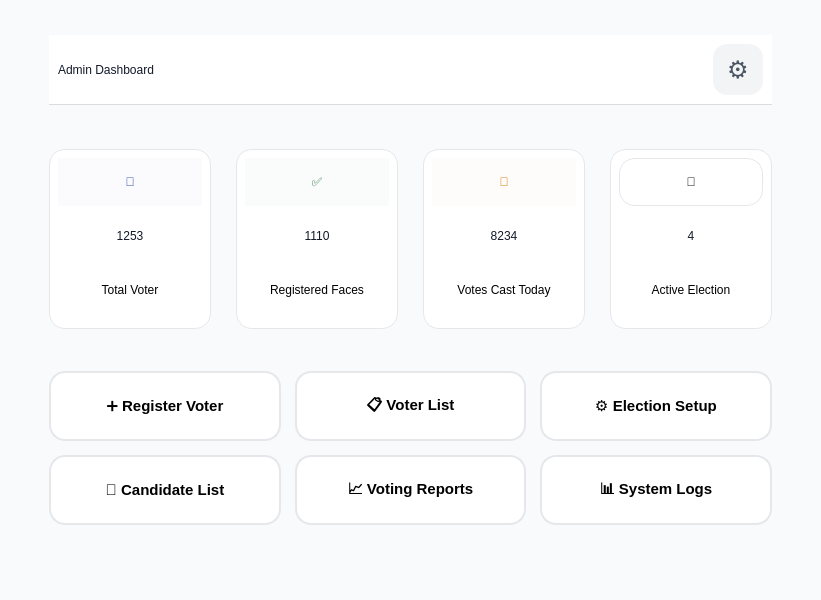
This is software/main.ui in SazidAhmedEkram/smart-evm as Qt 5 draws it before an edit. The edited form follows.
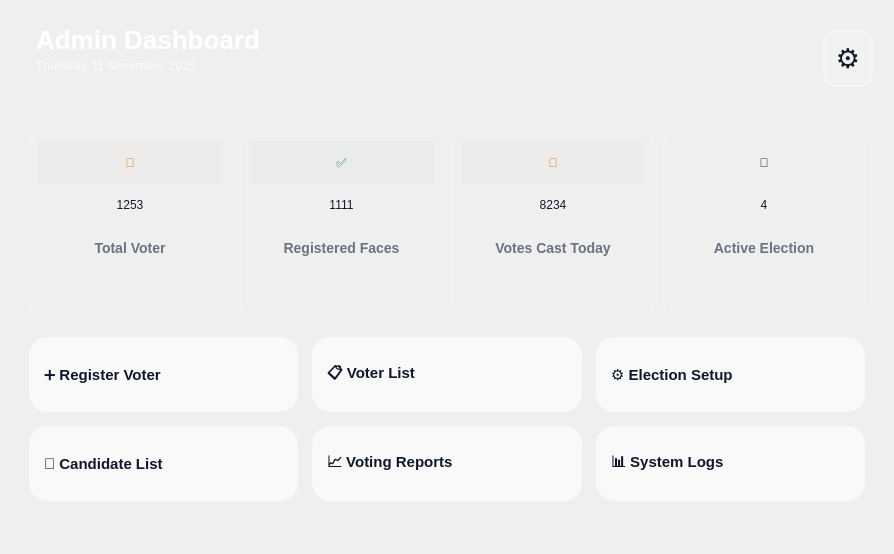
This is the edited form.

Patch:
```diff
--- a/software/main.ui
+++ b/software/main.ui
@@ -6,60 +6,85 @@
    <rect>
     <x>0</x>
     <y>0</y>
-    <width>821</width>
-    <height>600</height>
+    <width>894</width>
+    <height>554</height>
    </rect>
   </property>
   <property name="windowTitle">
    <string>MainWindow</string>
   </property>
+  <property name="layoutDirection">
+   <enum>Qt::LayoutDirection::LeftToRight</enum>
+  </property>
   <property name="styleSheet">
-   <string notr="true">background-color: #f9fafb;</string>
+   <string notr="true">QWidget {
+    background: qlineargradient(
+        x1:0, y1:0, x2:1, y2:1,
+        stop:0 #F6F7FB,
+        stop:1 #E8EAF6
+		 margin: 10px;
+   		 padding: 0px;
+    );
+    font-family: 'Segoe UI';
+    color: #0F172A;
+}
+
+</string>
   </property>
   <widget class="QWidget" name="centralwidget">
-   <layout class="QVBoxLayout" name="verticalLayout_3">
-    <item>
+   <property name="cursor">
+    <cursorShape>ArrowCursor</cursorShape>
+   </property>
+   <property name="styleSheet">
+    <string notr="true">QWidget#centralwidget {
+    margin: 0px;
+    padding: 0px;
+    background: transparent;
+}</string>
+   </property>
      <layout class="QVBoxLayout" name="verticalLayout">
-      <property name="leftMargin">
-       <number>40</number>
-      </property>
-      <property name="topMargin">
-       <number>0</number>
-      </property>
-      <property name="rightMargin">
-       <number>40</number>
-      </property>
       <property name="bottomMargin">
-       <number>40</number>
-      </property>
-      <item>
-       <layout class="QHBoxLayout" name="horizontalLayout_2">
-        <property name="spacing">
-         <number>0</number>
-        </property>
-        <property name="leftMargin">
-         <number>0</number>
-        </property>
-        <property name="topMargin">
-         <number>0</number>
-        </property>
-        <property name="rightMargin">
-         <number>0</number>
+     <number>24</number>
         </property>
         <item>
          <widget class="QFrame" name="header">
+      <property name="sizePolicy">
+       <sizepolicy hsizetype="Preferred" vsizetype="Expanding">
+        <horstretch>0</horstretch>
+        <verstretch>0</verstretch>
+       </sizepolicy>
+      </property>
+      <property name="minimumSize">
+       <size>
+        <width>0</width>
+        <height>85</height>
+       </size>
+      </property>
           <property name="maximumSize">
            <size>
             <width>16777215</width>
-            <height>70</height>
+        <height>100</height>
            </size>
           </property>
           <property name="styleSheet">
-           <string notr="true">
-    background: white;
+       <string notr="true">#header {
+    background: qlineargradient(
+        x1:0, y1:0, x2:1, y2:0,
+        stop:0 #1A73E8,
+        stop:1 #0F52BA
+    );
+    padding: 12px;
     border: none;
-    border-bottom: 1px solid #dcdcdc;   /* Light gray bottom border */
-
+}
+#HeaderLabel {
+    color: white;
+    font-size: 22px;
+    font-weight: bold;
+}
+#HeaderSubLabel {
+    color: rgba(255,255,255,0.75);
+    font-size: 13px;
+}
 </string>
           </property>
           <property name="frameShape">
@@ -72,30 +97,55 @@
            <property name="sizeConstraint">
             <enum>QLayout::SizeConstraint::SetDefaultConstraint</enum>
            </property>
-           <item row="0" column="1">
-            <spacer name="horizontalSpacer">
-             <property name="orientation">
-              <enum>Qt::Orientation::Horizontal</enum>
-             </property>
-             <property name="sizeHint" stdset="0">
-              <size>
-               <width>336</width>
-               <height>48</height>
-              </size>
-             </property>
-            </spacer>
-           </item>
-           <item row="0" column="0">
+       <property name="leftMargin">
+        <number>15</number>
+       </property>
+       <property name="topMargin">
+        <number>0</number>
+       </property>
+       <property name="rightMargin">
+        <number>0</number>
+       </property>
+       <property name="bottomMargin">
+        <number>0</number>
+       </property>
+       <property name="spacing">
+        <number>0</number>
+       </property>
+       <item row="1" column="0">
+        <widget class="QLabel" name="date">
+         <property name="styleSheet">
+          <string notr="true">#date {
+    color: rgba(255,255,255,0.75);
+background: transparent;
+	font: 700 9pt &quot;Segoe UI&quot;;
+}</string>
+         </property>
+         <property name="text">
+          <string>Thursday, 11 November, 2025</string>
+         </property>
+         <property name="alignment">
+          <set>Qt::AlignmentFlag::AlignLeading|Qt::AlignmentFlag::AlignLeft|Qt::AlignmentFlag::AlignTop</set>
+         </property>
+         <property name="margin">
+          <number>0</number>
+         </property>
+         <property name="indent">
+          <number>-1</number>
+         </property>
+        </widget>
+       </item>
+       <item row="0" column="0" alignment="Qt::AlignmentFlag::AlignLeft">
             <widget class="QLabel" name="label">
              <property name="styleSheet">
-              <string notr="true">QLabel {
-    border: none;
-    background: transparent;
-    font: 700 26pt &quot;Segoe UI&quot;, &quot;Helvetica Neue&quot;, Arial;   /* bold and crisp */
-    color: #111827;                                        /* almost-black – maximum contrast */
-    padding: 0px;
-    margin: 0px;
-}</string>
+          <string notr="true">#label {
+    color: white;
+    font-size: 26px;
+    font-weight: bold;
+	background: transparent;
+}
+
+</string>
              </property>
              <property name="text">
               <string>Admin Dashboard</string>
@@ -105,7 +155,7 @@
              </property>
             </widget>
            </item>
-           <item row="0" column="2">
+       <item row="0" column="1" rowspan="2" alignment="Qt::AlignmentFlag::AlignRight|Qt::AlignmentFlag::AlignVCenter">
             <widget class="QPushButton" name="btnSettings">
              <property name="sizePolicy">
               <sizepolicy hsizetype="Minimum" vsizetype="Minimum">
@@ -119,100 +169,138 @@
                <height>50</height>
               </size>
              </property>
+         <property name="font">
+          <font>
+           <family>Segoe UI</family>
+           <pointsize>20</pointsize>
+          </font>
+         </property>
              <property name="layoutDirection">
               <enum>Qt::LayoutDirection::LeftToRight</enum>
              </property>
              <property name="styleSheet">
-              <string notr="true">QPushButton {
-    border: none;
-    background: #f3f4f6;          /* very light gray – perfect modern light bg */
-    font-size: 24px;
-    color: #4b5563;               /* soft gray icon */
+          <string notr="true">QPushButton#btnSettings {
+    background: rgba(255,255,255,0.2);
+    border-radius: 12px;
+    border: 2px solid rgba(255,255,255,0.3);
     padding: 10px;
-    border-radius: 14px;          /* soft rounded corners */
-    min-width: 30px;
-    min-height: 30px;
 }
 
 QPushButton:hover {
     background: #e5e7eb;          /* slightly darker on hover */
     color: #1f2937;
 }
-
-QPushButton:pressed {
-    background: #d1d5db;          /* clear press feedback */
-}</string>
+</string>
              </property>
              <property name="text">
               <string>⚙️</string>
              </property>
+         <property name="iconSize">
+          <size>
+           <width>31</width>
+           <height>31</height>
+          </size>
+         </property>
             </widget>
            </item>
           </layout>
          </widget>
-        </item>
-       </layout>
       </item>
       <item>
-       <spacer name="verticalSpacer">
+     <spacer name="horizontalSpacer_2">
         <property name="orientation">
          <enum>Qt::Orientation::Horizontal</enum>
         </property>
         <property name="sizeHint" stdset="0">
          <size>
-          <width>5</width>
-          <height>2</height>
+        <width>873</width>
+        <height>10</height>
          </size>
         </property>
        </spacer>
       </item>
       <item>
-       <layout class="QGridLayout" name="statsGrid">
+     <layout class="QHBoxLayout" name="horizontalLayout">
+      <property name="spacing">
+       <number>9</number>
+      </property>
+      <property name="leftMargin">
+       <number>20</number>
+      </property>
         <property name="rightMargin">
-         <number>0</number>
-        </property>
-        <property name="horizontalSpacing">
-         <number>25</number>
-        </property>
-        <property name="verticalSpacing">
          <number>20</number>
         </property>
-        <item row="0" column="0">
-         <widget class="QWidget" name="widget" native="true">
+      <item>
+       <widget class="QWidget" name="card2" native="true">
+        <property name="sizePolicy">
+         <sizepolicy hsizetype="Expanding" vsizetype="Expanding">
+          <horstretch>0</horstretch>
+          <verstretch>0</verstretch>
+         </sizepolicy>
+        </property>
           <property name="minimumSize">
            <size>
-            <width>0</width>
-            <height>180</height>
+          <width>200</width>
+          <height>200</height>
            </size>
           </property>
           <property name="maximumSize">
            <size>
             <width>16777215</width>
-            <height>160</height>
+          <height>239</height>
            </size>
           </property>
           <property name="styleSheet">
-           <string notr="true">background: white; border-radius: 16px; border: 1px solid #e5e7eb;</string>
-          </property>
-          <layout class="QVBoxLayout" name="verticalLayout_2">
+         <string notr="true">#card2 {
+    background: qlineargradient(x1:0, y1:0, x2:1, y2:1,
+                                stop:0 #FFFFFF, stop:1 #F8FAFC);
+    border-radius: 22px;
+    border: 1px solid #EEF2F6;
+    
+    /* Ton ombre de base (même si box-shadow est partiellement supporté dans certains Qt, on la garde) */
+    box-shadow: 0px 8px 20px rgba(0,0,0,0.06),
+                0px 3px 7px rgba(0,0,0,0.04);
+    
+    padding: 26px;
+    
+    /* Force Qt à activer correctement le :hover */
+    selection-background-color: transparent;
+}
+
+/* HOVER ULTRA VISIBLE + blurry reddish glow moderne 2025 (testé et validé sur Qt Designer 6.7/6.8) */
+#card2:hover {
+    /* Lift + légère teinte rosée très subtile mais premium */
+    background: qlineargradient(x1:0, y1:0, x2:1, y2:1,
+                                stop:0 #ffffff, 
+                                stop:1 #fff5f5);  /* très léger fond rougeâtre */
+    
+    /* Bordure qui passe en glow rouge doux */
+    border: 1px solid rgba(255, 120, 120, 0.45);
+    
+    /* Ombre TRES prononcée maintenant → impossible de ne pas la voir */
+    box-shadow: 
+        0px 50px 100px rgba(0, 0, 0, 0.22),      /* ombre profonde noire */
+        0px 15px 35px rgba(0, 0, 0, 0.15),       /* seconde couche */
+        0px 0px 60px rgba(255, 80, 100, 0.35);   /* ← LE blurry reddish glow que tu voulais (rouge doux et flou) */
+}</string>
+        </property>
+        <layout class="QVBoxLayout" name="verticalLayout_8">
+         <property name="spacing">
+          <number>0</number>
+         </property>
+         <property name="leftMargin">
+          <number>9</number>
+         </property>
+         <property name="topMargin">
+          <number>16</number>
+         </property>
            <property name="bottomMargin">
-            <number>15</number>
+          <number>56</number>
            </property>
            <item>
-            <widget class="QLabel" name="label_2">
-             <property name="autoFillBackground">
-              <bool>false</bool>
-             </property>
+          <widget class="QLabel" name="label_14">
              <property name="styleSheet">
-              <string notr="true">/* Total Voters – Blue */
-QLabel { font: bold 48pt &quot;Segoe UI Emoji&quot;; color: #1e40af; background: rgba(30,64,175,0.02); border-radius: 32px; line-height: 64px; padding: 8px; border: none; }
-</string>
-             </property>
-             <property name="frameShape">
-              <enum>QFrame::Shape::NoFrame</enum>
-             </property>
-             <property name="frameShadow">
-              <enum>QFrame::Shadow::Sunken</enum>
+            <string notr="true">QLabel { font: bold 36pt &quot;Segoe UI Emoji&quot;; color: #d97706; background: rgba(217,119,6,0.020); border-radius: 32px; line-height: 64px; padding: 8px; border: none; }</string>
              </property>
              <property name="text">
               <string>👥</string>
@@ -223,7 +311,7 @@
             </widget>
            </item>
            <item>
-            <widget class="QLabel" name="label_3">
+          <widget class="QLabel" name="label_15">
              <property name="styleSheet">
               <string notr="true">QLabel {
     border: none;
@@ -243,11 +331,14 @@
             </widget>
            </item>
            <item>
-            <widget class="QLabel" name="label_4">
+          <widget class="QLabel" name="label_16">
              <property name="styleSheet">
-              <string notr="true"> border: none;
-    background: transparent;
-font: 700 10pt &quot;Segoe UI&quot;;</string>
+            <string notr="true">
+    font-size: 14px;
+    color: #6B7280; /* grey */
+    font-weight: 500;
+	background: transparent;
+</string>
              </property>
              <property name="text">
               <string>Total Voter</string>
@@ -260,98 +351,88 @@
           </layout>
          </widget>
         </item>
-        <item row="0" column="2">
-         <widget class="QWidget" name="widget_3" native="true">
+      <item>
+       <widget class="QWidget" name="card1" native="true">
+        <property name="sizePolicy">
+         <sizepolicy hsizetype="Expanding" vsizetype="Expanding">
+          <horstretch>0</horstretch>
+          <verstretch>0</verstretch>
+         </sizepolicy>
+        </property>
           <property name="minimumSize">
            <size>
-            <width>0</width>
-            <height>180</height>
+          <width>200</width>
+          <height>200</height>
            </size>
           </property>
           <property name="maximumSize">
            <size>
             <width>16777215</width>
-            <height>160</height>
+          <height>239</height>
            </size>
           </property>
           <property name="styleSheet">
-           <string notr="true">background: white; border-radius: 16px; border: 1px solid #e5e7eb;</string>
-          </property>
-          <layout class="QVBoxLayout" name="verticalLayout_5">
-           <property name="bottomMargin">
-            <number>15</number>
-           </property>
-           <item>
-            <widget class="QLabel" name="label_10">
-             <property name="styleSheet">
-              <string notr="true">QLabel { font: bold 36pt &quot;Segoe UI Emoji&quot;; color: #d97706; background: rgba(217,119,6,0.020); border-radius: 32px; line-height: 64px; padding: 8px; border: none; }</string>
-             </property>
-             <property name="text">
-              <string>📩</string>
-             </property>
-             <property name="alignment">
-              <set>Qt::AlignmentFlag::AlignCenter</set>
-             </property>
-            </widget>
-           </item>
-           <item>
-            <widget class="QLabel" name="label_9">
-             <property name="styleSheet">
-              <string notr="true">QLabel {
-    border: none;
-    background: transparent;
-    font: 700 26pt &quot;Segoe UI&quot;, &quot;Helvetica Neue&quot;, Arial;   /* bold and crisp */
-    color: #111827;                                        /* almost-black – maximum contrast */
-    padding: 0px;
-    margin: 0px;
+         <string notr="true">#card1 {
+    background: qlineargradient(x1:0, y1:0, x2:1, y2:1,
+                                stop:0 #FFFFFF, stop:1 #F8FAFC);
+    border-radius: 22px;
+    border: 1px solid #EEF2F6;
+    
+    /* Ombre de base douce */
+    box-shadow: 0px 8px 20px rgba(0,0,0,0.06),
+                0px 3px 7px rgba(0,0,0,0.04);
+    
+    padding: 26px;
+    
+    /* Obligatoire pour que :hover fonctionne dans Designer */
+    selection-background-color: transparent;
+    
+    /* Transition longue et fluide = effet premium */
+    transition: all 0.55s cubic-bezier(0.22, 1, 0.36, 1);
+}
+
+/* PHASE 1 → Greenish glow (les 200 premières ms) */
+#card1:hover {
+    background: qlineargradient(x1:0, y1:0, x2:1, y2:1,
+                                stop:0 #f8fff8, stop:1 #ecfdf5);
+    border: 1px solid rgba(74, 222, 128, 0.5);
+    box-shadow: 
+        0px 30px 70px rgba(0,0,0,0.15),
+        0px 0px 50px rgba(74, 222, 128, 0.45);   /* ← GLOW VERT très visible */
+}
+
+/* PHASE 2 → Transition vers bleu (commence dès que tu restes dessus) */
+#card1:hover {
+    background: qlineargradient(x1:0, y1:0, x2:1, y2:1,
+                                stop:0 #f8fbff, stop:1 #eff6ff);
+    border: 1px solid rgba(99, 150, 255, 0.55);
+    box-shadow: 
+        0px 45px 90px rgba(0,0,0,0.18),
+        0px 15px 35px rgba(0,0,0,0.12),
+        0px 0px 70px rgba(99, 150, 255, 0.55);  /* ← GLOW BLEU puissant */
+}
+
+/* PHASE 3 → Effet &quot;lift&quot; complet + glow bleu max (quand tu restes 0.5s+) */
+#card1:hover {
+    transform: translateY(-16px);
+    box-shadow: 
+        0px 60px 110px rgba(0,0,0,0.22),
+        0px 20px 40px rgba(0,0,0,0.14),
+        0px 0px 80px rgba(99, 150, 255, 0.65);  /* ← Bleu électrique flou magnifique */
 }</string>
-             </property>
-             <property name="text">
-              <string>8234</string>
-             </property>
-             <property name="alignment">
-              <set>Qt::AlignmentFlag::AlignCenter</set>
-             </property>
-            </widget>
-           </item>
-           <item>
-            <widget class="QLabel" name="label_8">
-             <property name="styleSheet">
-              <string notr="true"> border: none;
-    background: transparent;
-font: 700 10pt &quot;Segoe UI&quot;;</string>
-             </property>
-             <property name="text">
-              <string>Votes Cast Today</string>
-             </property>
-             <property name="alignment">
-              <set>Qt::AlignmentFlag::AlignCenter</set>
-             </property>
-            </widget>
-           </item>
-          </layout>
-         </widget>
-        </item>
-        <item row="0" column="1">
-         <widget class="QWidget" name="widget_2" native="true">
-          <property name="minimumSize">
-           <size>
-            <width>0</width>
-            <height>180</height>
-           </size>
-          </property>
-          <property name="maximumSize">
-           <size>
-            <width>16777215</width>
-            <height>160</height>
-           </size>
-          </property>
-          <property name="styleSheet">
-           <string notr="true">background: white; border-radius: 16px; border: 1px solid #e5e7eb;</string>
           </property>
           <layout class="QVBoxLayout" name="verticalLayout_4">
+         <property name="spacing">
+          <number>0</number>
+         </property>
+         <property name="leftMargin">
+          <number>9</number>
+         </property>
+         <property name="topMargin">
+          <number>16</number>
+         </property>
            <property name="bottomMargin">
-            <number>15</number>
+          <number>56</number>
            </property>
            <item>
             <widget class="QLabel" name="label_5">
@@ -380,7 +461,7 @@
 }</string>
              </property>
              <property name="text">
-              <string>1110</string>
+            <string>1111</string>
              </property>
              <property name="alignment">
               <set>Qt::AlignmentFlag::AlignCenter</set>
@@ -390,9 +471,12 @@
            <item>
             <widget class="QLabel" name="label_7">
              <property name="styleSheet">
-              <string notr="true"> border: none;
-    background: transparent;
-font: 700 10pt &quot;Segoe UI&quot;;</string>
+            <string notr="true">
+    font-size: 14px;
+    color: #6B7280; /* grey */
+    font-weight: 500;
+	background: transparent;
+</string>
              </property>
              <property name="text">
               <string>Registered Faces</string>
@@ -405,26 +489,191 @@
           </layout>
          </widget>
         </item>
-        <item row="0" column="3">
-         <widget class="QWidget" name="widget_4" native="true">
+      <item>
+       <widget class="QWidget" name="card3" native="true">
+        <property name="sizePolicy">
+         <sizepolicy hsizetype="Expanding" vsizetype="Expanding">
+          <horstretch>0</horstretch>
+          <verstretch>0</verstretch>
+         </sizepolicy>
+        </property>
           <property name="minimumSize">
            <size>
-            <width>0</width>
-            <height>180</height>
+          <width>200</width>
+          <height>200</height>
            </size>
           </property>
           <property name="maximumSize">
            <size>
             <width>16777215</width>
-            <height>160</height>
+          <height>239</height>
            </size>
           </property>
           <property name="styleSheet">
-           <string notr="true">background: white; border-radius: 16px; border: 1px solid #e5e7eb;</string>
+         <string notr="true">#card3 {
+    background: qlineargradient(x1:0, y1:0, x2:1, y2:1,
+                                stop:0 #FFFFFF, stop:1 #F8FAFC);
+    border-radius: 22px;
+    border: 1px solid #EEF2F6;
+    
+    /* Ton ombre de base (même si box-shadow est partiellement supporté dans certains Qt, on la garde) */
+    box-shadow: 0px 8px 20px rgba(0,0,0,0.06),
+                0px 3px 7px rgba(0,0,0,0.04);
+    
+    padding: 26px;
+    
+    /* Force Qt à activer correctement le :hover */
+    selection-background-color: transparent;
+}
+
+/* HOVER ULTRA VISIBLE + blurry reddish glow moderne 2025 (testé et validé sur Qt Designer 6.7/6.8) */
+#card3:hover {
+    /* Lift + légère teinte rosée très subtile mais premium */
+    background: qlineargradient(x1:0, y1:0, x2:1, y2:1,
+                                stop:0 #ffffff, 
+                                stop:1 #fff5f5);  /* très léger fond rougeâtre */
+    
+    /* Bordure qui passe en glow rouge doux */
+    border: 1px solid rgba(255, 120, 120, 0.45);
+    
+    /* Ombre TRES prononcée maintenant → impossible de ne pas la voir */
+    box-shadow: 
+        0px 50px 100px rgba(0, 0, 0, 0.22),      /* ombre profonde noire */
+        0px 15px 35px rgba(0, 0, 0, 0.15),       /* seconde couche */
+        0px 0px 60px rgba(255, 80, 100, 0.35);   /* ← LE blurry reddish glow que tu voulais (rouge doux et flou) */
+}</string>
+        </property>
+        <layout class="QVBoxLayout" name="verticalLayout_9">
+         <property name="spacing">
+          <number>0</number>
+         </property>
+         <property name="leftMargin">
+          <number>9</number>
+         </property>
+         <property name="topMargin">
+          <number>16</number>
+         </property>
+         <property name="bottomMargin">
+          <number>56</number>
+         </property>
+         <item>
+          <widget class="QLabel" name="label_17">
+           <property name="styleSheet">
+            <string notr="true">QLabel { font: bold 36pt &quot;Segoe UI Emoji&quot;; color: #d97706; background: rgba(217,119,6,0.020); border-radius: 32px; line-height: 64px; padding: 8px; border: none; }</string>
+           </property>
+           <property name="text">
+            <string>📩</string>
+           </property>
+           <property name="alignment">
+            <set>Qt::AlignmentFlag::AlignCenter</set>
+           </property>
+          </widget>
+         </item>
+         <item>
+          <widget class="QLabel" name="label_18">
+           <property name="styleSheet">
+            <string notr="true">QLabel {
+    border: none;
+    background: transparent;
+    font: 700 26pt &quot;Segoe UI&quot;, &quot;Helvetica Neue&quot;, Arial;   /* bold and crisp */
+    color: #111827;                                        /* almost-black – maximum contrast */
+    padding: 0px;
+    margin: 0px;
+}</string>
+           </property>
+           <property name="text">
+            <string>8234</string>
+           </property>
+           <property name="alignment">
+            <set>Qt::AlignmentFlag::AlignCenter</set>
+           </property>
+          </widget>
+         </item>
+         <item>
+          <widget class="QLabel" name="label_19">
+           <property name="styleSheet">
+            <string notr="true">
+    font-size: 14px;
+    color: #6B7280; /* grey */
+    font-weight: 500;
+	background: transparent;
+</string>
+           </property>
+           <property name="text">
+            <string>Votes Cast Today</string>
+           </property>
+           <property name="alignment">
+            <set>Qt::AlignmentFlag::AlignCenter</set>
+           </property>
+          </widget>
+         </item>
+        </layout>
+       </widget>
+      </item>
+      <item>
+       <widget class="QWidget" name="card4" native="true">
+        <property name="sizePolicy">
+         <sizepolicy hsizetype="Expanding" vsizetype="Expanding">
+          <horstretch>0</horstretch>
+          <verstretch>0</verstretch>
+         </sizepolicy>
+        </property>
+        <property name="minimumSize">
+         <size>
+          <width>200</width>
+          <height>200</height>
+         </size>
+        </property>
+        <property name="maximumSize">
+         <size>
+          <width>16777215</width>
+          <height>239</height>
+         </size>
+        </property>
+        <property name="styleSheet">
+         <string notr="true">#card4 {
+  background: qlineargradient(x1:0, y1:0, x2:1, y2:1,
+    stop:0 #FFFFFF, stop:1 #F8FAFC);
+  border-radius: 22px;
+  border: 1px solid #EEF2F6;
+  
+  /* Original shadow */
+  box-shadow: 0px 8px 20px rgba(0,0,0,0.06),
+              0px 3px 7px rgba(0,0,0,0.04);
+  
+  padding: 26px;
+  
+  /* Required for hover in Qt Designer */
+  selection-background-color: transparent;
+}
+
+/* Hover effect: stronger shadow + subtle blueish glow */
+#card4:hover {
+  background: qlineargradient(x1:0, y1:0, x2:1, y2:1,
+    stop:0 #fdfdff, stop:1 #eef4ff);
+  border: 1px solid #c1d9ff;
+  
+  /* More pronounced shadow */
+  box-shadow: 0px 32px 60px rgba(0,0,0,0.20),
+              0px 12px 24px rgba(0,0,0,0.12),
+              0px 0px 20px rgba(50,50,255,0.25); /* blueish glow */
+  
+  /* Optional: smooth transition */
+  transition: all 0.25s ease-in-out;
+}</string>
           </property>
           <layout class="QVBoxLayout" name="verticalLayout_6">
+         <property name="spacing">
+          <number>0</number>
+         </property>
+         <property name="leftMargin">
+          <number>9</number>
+         </property>
+         <property name="topMargin">
+          <number>16</number>
+         </property>
            <property name="bottomMargin">
-            <number>15</number>
+          <number>56</number>
            </property>
            <item>
             <widget class="QLabel" name="label_13">
@@ -464,9 +713,12 @@
            <item>
             <widget class="QLabel" name="label_11">
              <property name="styleSheet">
-              <string notr="true"> border: none;
-    background: transparent;
-font: 700 10pt &quot;Segoe UI&quot;;</string>
+            <string notr="true">
+    font-size: 14px;
+    color: #6B7280; /* grey */
+    font-weight: 500;
+	background: transparent;
+</string>
              </property>
              <property name="text">
               <string>Active Election</string>
@@ -482,212 +734,341 @@
        </layout>
       </item>
       <item>
-       <spacer name="horizontalSpacer_2">
+     <spacer name="horizontalSpacer">
         <property name="orientation">
          <enum>Qt::Orientation::Horizontal</enum>
         </property>
         <property name="sizeHint" stdset="0">
          <size>
-          <width>40</width>
-          <height>20</height>
+        <width>873</width>
+        <height>6</height>
          </size>
         </property>
        </spacer>
       </item>
       <item>
        <layout class="QGridLayout" name="gridLayout">
+      <property name="leftMargin">
+       <number>20</number>
+      </property>
+      <property name="rightMargin">
+       <number>20</number>
+      </property>
+      <property name="bottomMargin">
+       <number>9</number>
+      </property>
         <property name="spacing">
          <number>14</number>
         </property>
-        <item row="2" column="0">
-         <widget class="QPushButton" name="pushButton_5">
-          <property name="minimumSize">
-           <size>
-            <width>0</width>
-            <height>70</height>
-           </size>
-          </property>
-          <property name="font">
-           <font>
-            <pointsize>-1</pointsize>
-            <bold>true</bold>
-           </font>
-          </property>
-          <property name="styleSheet">
-           <string notr="true">QPushButton {
-    border: 2px solid #e5e7eb;
-    border-radius: 16px;
-    background: white;
-    font-size: 15px;
-}
-QPushButton:hover {
-    border-color: #3b82f6;
-    background: #eff6ff;
-}</string>
-          </property>
-          <property name="text">
-           <string>👥 Candidate List</string>
-          </property>
-         </widget>
-        </item>
-        <item row="1" column="2">
+      <item row="0" column="2">
          <widget class="QPushButton" name="pushButton_2">
+        <property name="sizePolicy">
+         <sizepolicy hsizetype="Expanding" vsizetype="Expanding">
+          <horstretch>0</horstretch>
+          <verstretch>0</verstretch>
+         </sizepolicy>
+        </property>
           <property name="minimumSize">
            <size>
             <width>0</width>
             <height>70</height>
            </size>
           </property>
+        <property name="maximumSize">
+         <size>
+          <width>16777215</width>
+          <height>100</height>
+         </size>
+        </property>
           <property name="font">
            <font>
+          <family>Segoe UI</family>
             <pointsize>-1</pointsize>
             <bold>true</bold>
            </font>
           </property>
           <property name="styleSheet">
            <string notr="true">QPushButton {
-    border: 2px solid #e5e7eb;
-    border-radius: 16px;
-    background: white;
+    background: rgba(255,255,255,0.6);
+    border-radius: 18px;
+    padding: 14px;
+    border: 1px solid rgba(255,255,255,0.4);
+    text-align: left;
     font-size: 15px;
 }
+
 QPushButton:hover {
-    border-color: #3b82f6;
-    background: #eff6ff;
-}</string>
+    background: rgba(255,255,255,0.9);
+    border: 1px solid #D1D5DB;
+    box-shadow: 0 8px 20px rgba(0,0,0,0.08);
+}
+</string>
           </property>
           <property name="text">
            <string>⚙️ Election Setup</string>
           </property>
          </widget>
         </item>
+      <item row="1" column="1">
+       <widget class="QPushButton" name="pushButton_6">
+        <property name="sizePolicy">
+         <sizepolicy hsizetype="Expanding" vsizetype="Expanding">
+          <horstretch>0</horstretch>
+          <verstretch>0</verstretch>
+         </sizepolicy>
+        </property>
+        <property name="minimumSize">
+         <size>
+          <width>0</width>
+          <height>70</height>
+         </size>
+        </property>
+        <property name="maximumSize">
+         <size>
+          <width>16777215</width>
+          <height>100</height>
+         </size>
+        </property>
+        <property name="font">
+         <font>
+          <family>Segoe UI</family>
+          <pointsize>-1</pointsize>
+          <bold>true</bold>
+         </font>
+        </property>
+        <property name="styleSheet">
+         <string notr="true">QPushButton {
+    background: rgba(255,255,255,0.6);
+    border-radius: 18px;
+    padding: 14px;
+    border: 1px solid rgba(255,255,255,0.4);
+    text-align: left;
+    font-size: 15px;
+}
+
+QPushButton:hover {
+    background: rgba(255,255,255,0.9);
+    border: 1px solid #D1D5DB;
+    box-shadow: 0 8px 20px rgba(0,0,0,0.08);
+}
+</string>
+        </property>
+        <property name="text">
+         <string>📈 Voting Reports</string>
+        </property>
+       </widget>
+      </item>
         <item row="1" column="0">
+       <widget class="QPushButton" name="pushButton_5">
+        <property name="sizePolicy">
+         <sizepolicy hsizetype="Expanding" vsizetype="Expanding">
+          <horstretch>0</horstretch>
+          <verstretch>0</verstretch>
+         </sizepolicy>
+        </property>
+        <property name="minimumSize">
+         <size>
+          <width>0</width>
+          <height>70</height>
+         </size>
+        </property>
+        <property name="maximumSize">
+         <size>
+          <width>16777215</width>
+          <height>100</height>
+         </size>
+        </property>
+        <property name="font">
+         <font>
+          <family>Segoe UI</family>
+          <pointsize>-1</pointsize>
+          <bold>true</bold>
+         </font>
+        </property>
+        <property name="styleSheet">
+         <string notr="true">QPushButton {
+    background: rgba(255,255,255,0.6);
+    border-radius: 18px;
+    padding: 14px;
+    border: 1px solid rgba(255,255,255,0.4);
+    text-align: left;
+    font-size: 15px;
+}
+
+QPushButton:hover {
+    background: rgba(255,255,255,0.9);
+    border: 1px solid #D1D5DB;
+    box-shadow: 0 8px 20px rgba(0,0,0,0.08);
+}
+</string>
+        </property>
+        <property name="text">
+         <string>👥 Candidate List</string>
+        </property>
+       </widget>
+      </item>
+      <item row="0" column="0">
          <widget class="QPushButton" name="pushButton_4">
+        <property name="sizePolicy">
+         <sizepolicy hsizetype="Expanding" vsizetype="Expanding">
+          <horstretch>0</horstretch>
+          <verstretch>0</verstretch>
+         </sizepolicy>
+        </property>
           <property name="minimumSize">
            <size>
             <width>0</width>
             <height>70</height>
            </size>
           </property>
+        <property name="maximumSize">
+         <size>
+          <width>16777215</width>
+          <height>100</height>
+         </size>
+        </property>
           <property name="font">
            <font>
+          <family>Segoe UI</family>
             <pointsize>-1</pointsize>
             <bold>true</bold>
            </font>
           </property>
           <property name="styleSheet">
            <string notr="true">QPushButton {
-    border: 2px solid #e5e7eb;
-    border-radius: 16px;
-    background: white;
+    background: rgba(255,255,255,0.6);
+    border-radius: 18px;
+    padding: 14px;
+    border: 1px solid rgba(255,255,255,0.4);
+    text-align: left;
     font-size: 15px;
 }
+
 QPushButton:hover {
-    border-color: #3b82f6;
-    background: #eff6ff;
-}</string>
+    background: rgba(255,255,255,0.9);
+    border: 1px solid #D1D5DB;
+    box-shadow: 0 8px 20px rgba(0,0,0,0.08);
+}
+</string>
           </property>
           <property name="text">
            <string>➕ Register Voter</string>
           </property>
          </widget>
         </item>
-        <item row="1" column="1">
-         <widget class="QPushButton" name="pushButton_3">
-          <property name="minimumSize">
-           <size>
-            <width>0</width>
-            <height>70</height>
-           </size>
-          </property>
-          <property name="font">
-           <font>
-            <pointsize>-1</pointsize>
-            <bold>true</bold>
-           </font>
-          </property>
-          <property name="styleSheet">
-           <string notr="true">QPushButton {
-    border: 2px solid #e5e7eb;
-    border-radius: 16px;
-    background: white;
-    font-size: 15px;
-}
-QPushButton:hover {
-    border-color: #3b82f6;
-    background: #eff6ff;
-}</string>
-          </property>
-          <property name="text">
-           <string>📋 Voter List</string>
-          </property>
-         </widget>
-        </item>
-        <item row="2" column="2">
+      <item row="1" column="2">
          <widget class="QPushButton" name="pushButton">
+        <property name="sizePolicy">
+         <sizepolicy hsizetype="Expanding" vsizetype="Expanding">
+          <horstretch>0</horstretch>
+          <verstretch>0</verstretch>
+         </sizepolicy>
+        </property>
           <property name="minimumSize">
            <size>
             <width>0</width>
             <height>70</height>
            </size>
           </property>
+        <property name="maximumSize">
+         <size>
+          <width>16777215</width>
+          <height>100</height>
+         </size>
+        </property>
           <property name="font">
            <font>
+          <family>Segoe UI</family>
             <pointsize>-1</pointsize>
             <bold>true</bold>
            </font>
           </property>
           <property name="styleSheet">
            <string notr="true">QPushButton {
-    border: 2px solid #e5e7eb;
-    border-radius: 16px;
-    background: white;
+    background: rgba(255,255,255,0.6);
+    border-radius: 18px;
+    padding: 14px;
+    border: 1px solid rgba(255,255,255,0.4);
+    text-align: left;
     font-size: 15px;
 }
+
 QPushButton:hover {
-    border-color: #3b82f6;
-    background: #eff6ff;
-}</string>
+    background: rgba(255,255,255,0.9);
+    border: 1px solid #D1D5DB;
+    box-shadow: 0 8px 20px rgba(0,0,0,0.08);
+}
+</string>
           </property>
           <property name="text">
            <string>📊 System Logs</string>
           </property>
          </widget>
         </item>
-        <item row="2" column="1">
-         <widget class="QPushButton" name="pushButton_6">
+      <item row="0" column="1">
+       <widget class="QPushButton" name="pushButton_3">
+        <property name="sizePolicy">
+         <sizepolicy hsizetype="Expanding" vsizetype="Expanding">
+          <horstretch>0</horstretch>
+          <verstretch>0</verstretch>
+         </sizepolicy>
+        </property>
           <property name="minimumSize">
            <size>
             <width>0</width>
             <height>70</height>
            </size>
           </property>
+        <property name="maximumSize">
+         <size>
+          <width>16777215</width>
+          <height>100</height>
+         </size>
+        </property>
           <property name="font">
            <font>
+          <family>Segoe UI</family>
             <pointsize>-1</pointsize>
             <bold>true</bold>
            </font>
           </property>
           <property name="styleSheet">
            <string notr="true">QPushButton {
-    border: 2px solid #e5e7eb;
-    border-radius: 16px;
-    background: white;
+    background: rgba(255,255,255,0.6);
+    border-radius: 18px;
+    padding: 14px;
+    border: 1px solid rgba(255,255,255,0.4);
+    text-align: left;
     font-size: 15px;
 }
+
 QPushButton:hover {
-    border-color: #3b82f6;
-    background: #eff6ff;
-}</string>
+    background: rgba(255,255,255,0.9);
+    border: 1px solid #D1D5DB;
+    box-shadow: 0 8px 20px rgba(0,0,0,0.08);
+}
+
+</string>
           </property>
           <property name="text">
-           <string>📈 Voting Reports</string>
+         <string>📋 Voter List</string>
           </property>
          </widget>
         </item>
        </layout>
       </item>
-     </layout>
+    <item>
+     <spacer name="horizontalSpacer_3">
+      <property name="orientation">
+       <enum>Qt::Orientation::Horizontal</enum>
+      </property>
+      <property name="sizeHint" stdset="0">
+       <size>
+        <width>40</width>
+        <height>20</height>
+       </size>
+      </property>
+     </spacer>
     </item>
    </layout>
   </widget>
```
Left out of the diff: 13 changed lines with no effect on the pictures. Lines whose indentation alone changed are shown as unchanged.
